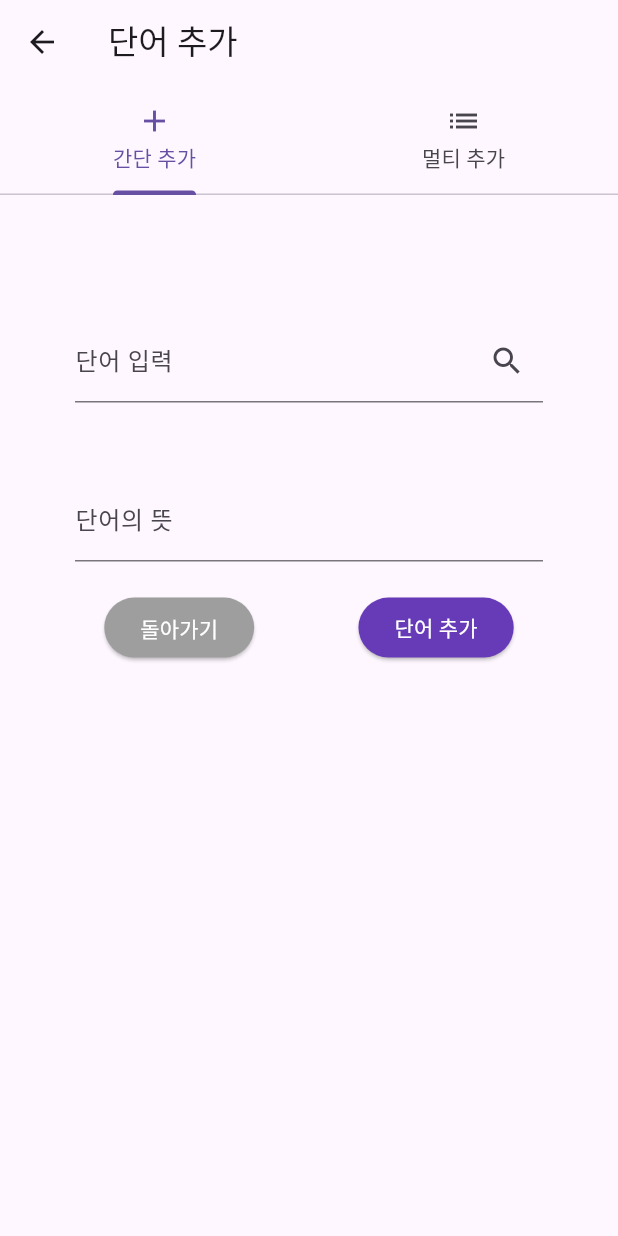
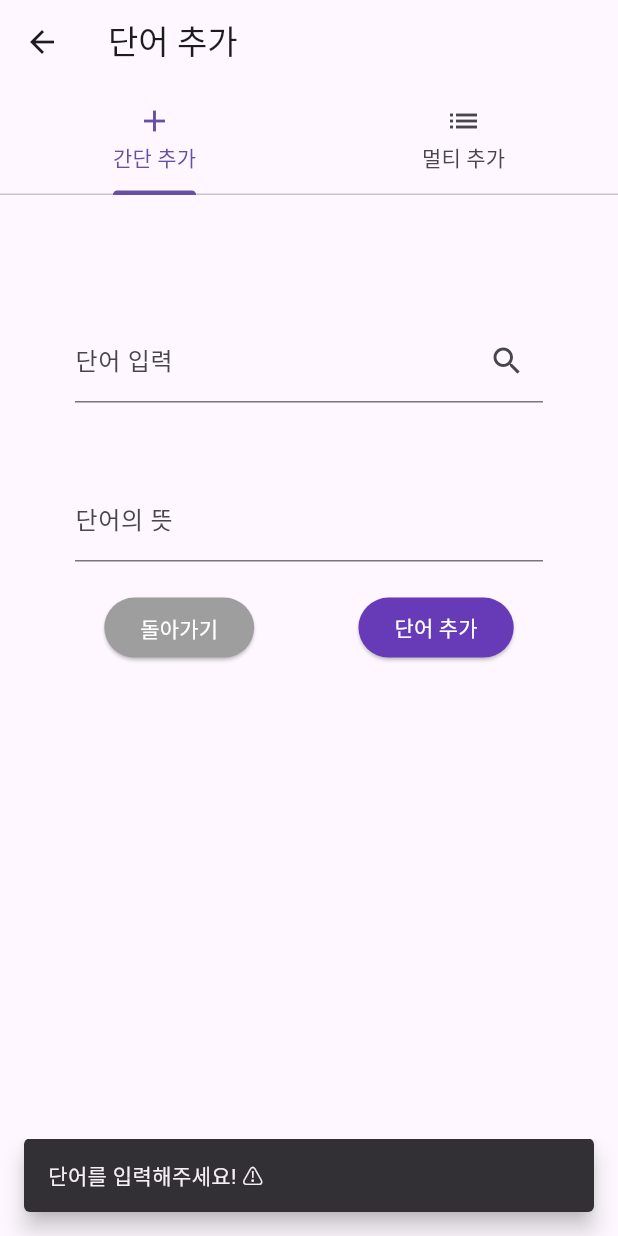
Before and after one commit to dmsgktn0523/toggleword_flutter_01, a Flutter app: the NewWordPage screen opened directly with empty values, after a tap on "단어 추가", on a phone screen of 412 x 824 dp. Run offline on Flutter 3.47's test engine with Material 3 defaults, Android fonts, the light colour scheme and no system bars; our stand-ins replace sqflite, webview_flutter; accounts and stored records are empty.

Commit message:
- Day 24: Save words with snack message - Delete function

```diff
--- a/lib/new_word_page.dart
+++ b/lib/new_word_page.dart
@@ -158,16 +158,19 @@ class _NewWordPageState extends State<NewWordPage> {
         ),
         ElevatedButton(
           onPressed: () {
-            final word = wordController.text;
-            final meaning = translationController.text;
-            widget.onAddWord(word, meaning);
-            final snackBar = SnackBar(content: Text(' ${wordController.text}추가 완료 ✅'),
-                duration: Duration(milliseconds: 500), // Set duration to 0.5 seconds
-            );
+            // 키보드 감추기
+            // FocusScope.of(context).unfocus();
+            final word = wordController.text.trim();
+            final meaning = translationController.text.trim();
 
-            ScaffoldMessenger.of(context).showSnackBar(snackBar);
-            wordController.clear();
-            translationController.clear();
+            if (word.isEmpty) {
+              showSnackbar('단어를 입력해주세요! ⚠️');
+            } else {
+              widget.onAddWord(word, meaning);
+              showSnackbar('${word} 추가 완료 ✅');
+              wordController.clear();
+              translationController.clear();
+            }
           },
           child: Text('단어 추가', style: TextStyle(color: Colors.white)),
           style: ButtonStyle(
@@ -178,13 +181,33 @@ class _NewWordPageState extends State<NewWordPage> {
     );
   }
 
+  void showSnackbar(String message) {
+    // 키보드의 높이를 구합니다.
+    var keyboardHeight = MediaQuery.of(context).viewInsets.bottom;
+    ScaffoldMessenger.of(context).showSnackBar(
+        SnackBar(
+          content: Text(message),
+          duration: Duration(seconds: 2),
+          behavior: SnackBarBehavior.floating,
+          margin: EdgeInsets.only(
+              bottom: keyboardHeight + 16, // 기본 마진에 키보드 높이를 추가합니다.
+              left: 16,
+              right: 16
+          ),
+        )
+    );
+  }
+
+
+
+
   void translateWord(String word, TextEditingController translationController) async {
     try {
       final response = await http.get(Uri.parse("https://search.naver.com/search.naver?where=nexearch&sm=top_hty&fbm=0&ie=utf8&query=$word+%EB%9C%BB"));
       var document = parse(response.body);
       var translation = document.querySelector("p.mean.api_txt_lines")?.text;
       setState(() {
-        translationController.text = translation ?? "Translation not found.";
+        translationController.text = translation ?? " ";
       });
     } catch (e) {
       setState(() {
```
Also changed, not shown: lib/main.dart (+38 -6 lines).
